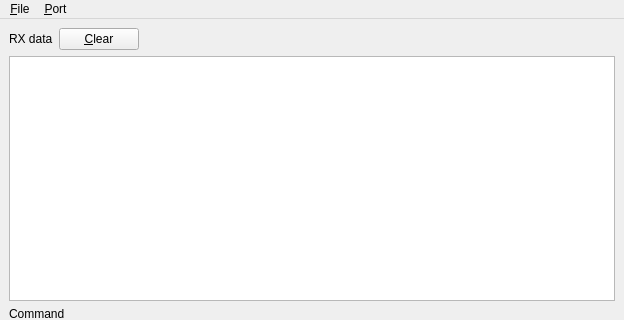
scandyna/multidiagtools, file src/mdttools/mdtPortTerm.ui: the form before one commit; both pictures show x 0 to 624 and y 0 to 320 of the 624 by 466 pixel window.
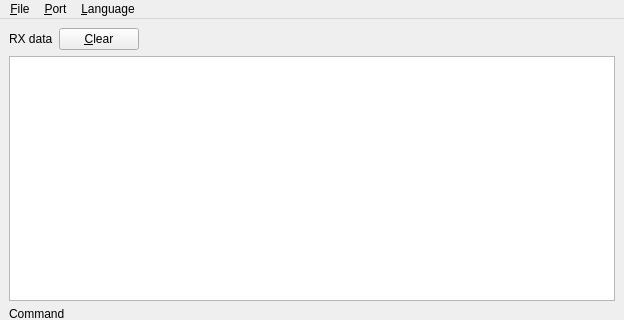
The form after the commit.

```diff
--- a/src/mdttools/mdtPortTerm.ui
+++ b/src/mdttools/mdtPortTerm.ui
@@ -150,8 +150,14 @@
     </property>
     <addaction name="action_Setup"/>
    </widget>
+   <widget class="QMenu" name="menu_Language">
+    <property name="title">
+     <string>&amp;Language</string>
+    </property>
+   </widget>
    <addaction name="menu_File"/>
    <addaction name="menu_Port"/>
+   <addaction name="menu_Language"/>
   </widget>
   <widget class="QStatusBar" name="statusbar"/>
   <action name="action_Quit">
```
Left out of the diff: 24 changed lines with no effect on the pictures.
